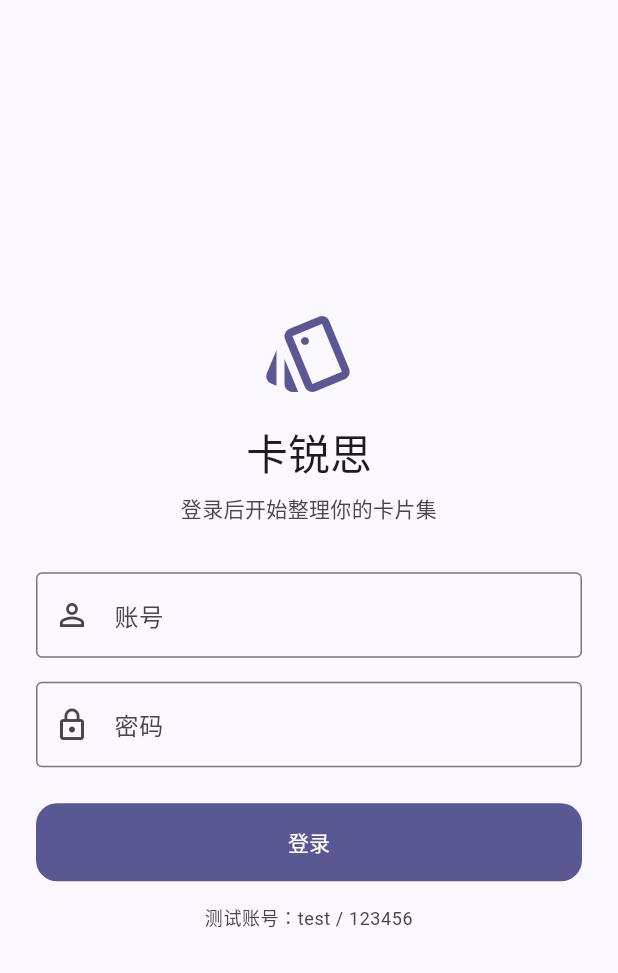
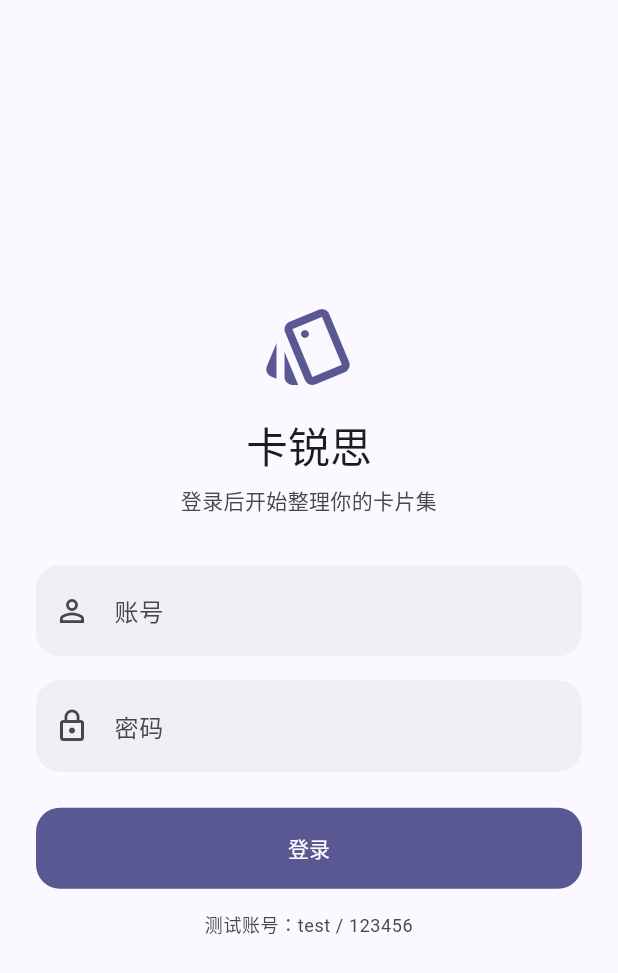
Before and after one commit to RatherHard/CardSharp, a Flutter app: the screen it shows after launch, on a phone screen of 412 x 824 dp. Shown: the top 973 px of the screen. Run offline on Flutter 3.47's test engine with Material 3 defaults, Android fonts, the phone set to English and light mode, and no system bars; our stand-ins replace flutter_riverpod, freezed_annotation, go_router, material_ui.

Commit message:
feat(mobile): 登录页输入框改为填充样式
去掉常驻描边，改用 surfaceContainerHighest 半透明填充；
聚焦时以 1.5dp 主色描边提示当前输入项；内边距 16x18 更透气。
按钮高度 52→54、圆角 14→16 与输入框统一。
颜色全部取自 theme，深浅色自动适配。

```diff
--- a/mobile/lib/features/auth/presentation/login_page.dart
+++ b/mobile/lib/features/auth/presentation/login_page.dart
@@ -27,6 +27,31 @@ class _LoginPageState extends ConsumerState<LoginPage> {
     _usernameController.dispose();
     _passwordController.dispose();
     super.dispose();
+  }
+
+  /// 极简填充式输入框：不画常驻描边，靠底色区分；聚焦时才出现细描边。
+  ///
+  /// 颜色一律取自 theme，深浅色自动适配——写死色值会在暗色模式下糊成一片。
+  InputDecoration _fieldDecoration(
+    BuildContext context, {
+    required String label,
+    required IconData icon,
+  }) {
+    final ColorScheme scheme = Theme.of(context).colorScheme;
+    final OutlineInputBorder baseBorder = OutlineInputBorder(
+      borderRadius: BorderRadius.circular(16),
+      borderSide: BorderSide.none,
+    );
+    return InputDecoration(
+      labelText: label,
+      prefixIcon: Icon(icon, color: scheme.onSurfaceVariant),
+      filled: true,
+      fillColor: scheme.surfaceContainerHighest.withValues(alpha: 0.45),
+      contentPadding: const EdgeInsets.symmetric(horizontal: 16, vertical: 18),
+      border: baseBorder,
+      enabledBorder: baseBorder,
+      focusedBorder: baseBorder.copyWith(borderSide: BorderSide(color: scheme.primary, width: 1.5)),
+    );
   }
 
   Future<void> _submit() async {
@@ -83,10 +108,10 @@ class _LoginPageState extends ConsumerState<LoginPage> {
                     controller: _usernameController,
                     textInputAction: TextInputAction.next,
                     autocorrect: false,
-                    decoration: const InputDecoration(
-                      labelText: AppStrings.loginUsernameLabel,
-                      prefixIcon: Icon(Icons.person_outline),
-                      border: OutlineInputBorder(),
+                    decoration: _fieldDecoration(
+                      context,
+                      label: AppStrings.loginUsernameLabel,
+                      icon: Icons.person_outline,
                     ),
                   ),
                   const SizedBox(height: 16),
@@ -96,10 +121,10 @@ class _LoginPageState extends ConsumerState<LoginPage> {
                     obscureText: true,
                     textInputAction: TextInputAction.done,
                     onSubmitted: (_) => _submit(),
-                    decoration: const InputDecoration(
-                      labelText: AppStrings.loginPasswordLabel,
-                      prefixIcon: Icon(Icons.lock_outline),
-                      border: OutlineInputBorder(),
+                    decoration: _fieldDecoration(
+                      context,
+                      label: AppStrings.loginPasswordLabel,
+                      icon: Icons.lock_outline,
                     ),
                   ),
                   if (_error != null) ...<Widget>[
@@ -113,6 +138,10 @@ class _LoginPageState extends ConsumerState<LoginPage> {
                   const SizedBox(height: 24),
                   FilledButton(
                     key: const ValueKey<String>('login_submit_button'),
+                    style: FilledButton.styleFrom(
+                      minimumSize: const Size.fromHeight(54),
+                      shape: RoundedRectangleBorder(borderRadius: BorderRadius.circular(16)),
+                    ),
                     onPressed: _submitting ? null : _submit,
                     child: _submitting
                         ? const SizedBox(
```
